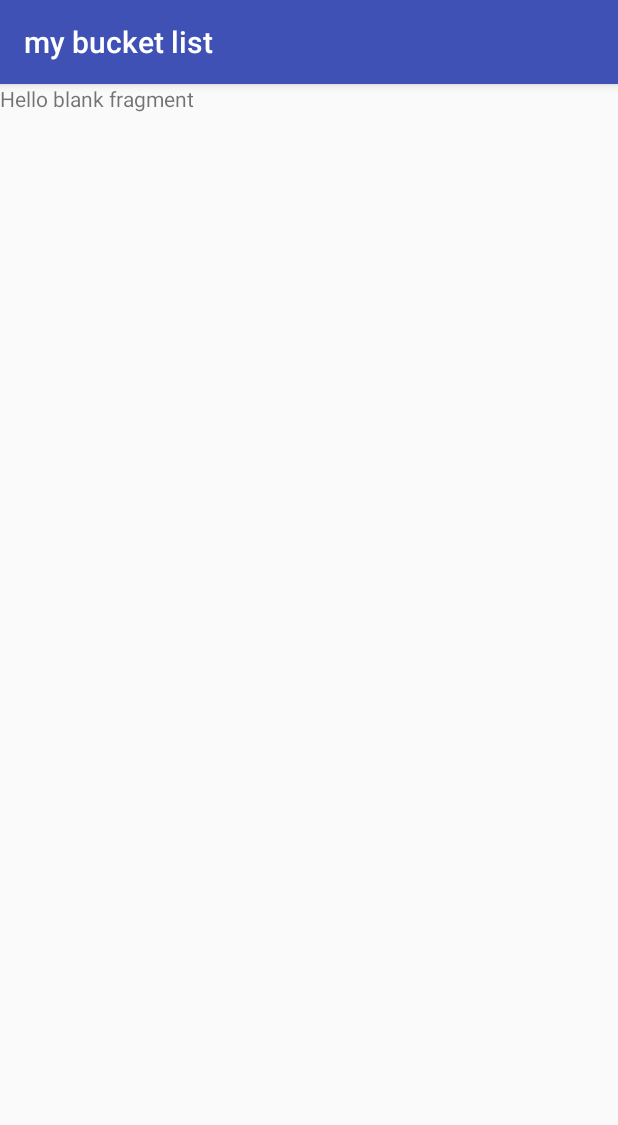
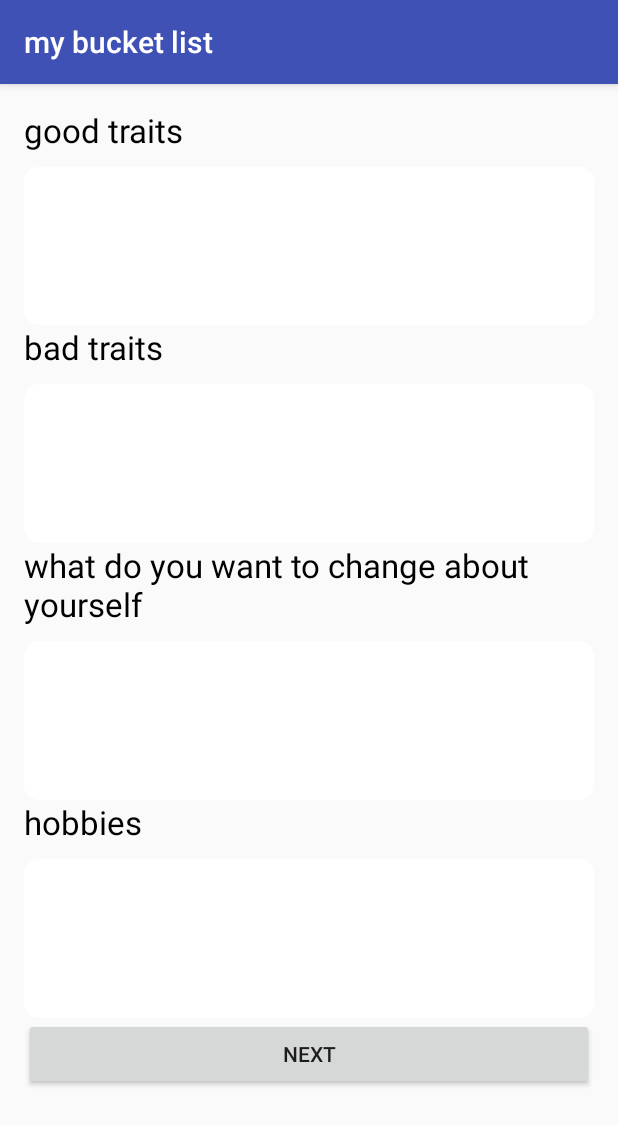
Before and after one commit to DevFest-Sfax-2016/ENIGMA, an Android app: the fragment ProfileFragment placed in its activity, on a phone screen of 412 x 824 dp. Shown: the top 1125 px of the screen. Run offline under Robolectric (Android 15) with nearby library versions, the phone set to English and light mode, and no system bars; our stand-ins replace Firebase (no records; nobody signed in at launch, a user with empty details on screens opened directly).

Commit message:
fixed submit

```diff
--- a/app/src/main/AndroidManifest.xml
+++ b/app/src/main/AndroidManifest.xml
@@ -24,7 +24,6 @@
             </intent-filter>
 
         </activity>
-        <activity android:name=".ProfileCompletion"></activity>
         <activity android:name=".PersonalityTest" />
         <activity
             android:name=".SignUp"
--- a/app/src/main/java/com/enigma/mybucketlist/Fragments/ProfileFragment.java
+++ b/app/src/main/java/com/enigma/mybucketlist/Fragments/ProfileFragment.java
@@ -6,14 +6,30 @@ import android.app.Fragment;
 import android.view.LayoutInflater;
 import android.view.View;
 import android.view.ViewGroup;
+import android.widget.Button;
+import android.widget.EditText;
 
+import com.enigma.mybucketlist.Profile;
 import com.enigma.mybucketlist.R;
+import com.google.firebase.auth.FirebaseAuth;
+import com.google.firebase.auth.FirebaseUser;
+import com.google.firebase.database.DatabaseReference;
+import com.google.firebase.database.FirebaseDatabase;
+import com.google.firebase.database.IgnoreExtraProperties;
+
+import java.io.Serializable;
 
 /**
  * A simple {@link Fragment} subclass.
  */
-public class ProfileFragment extends Fragment {
+@IgnoreExtraProperties
+public class ProfileFragment extends Fragment implements Serializable {
 
+
+    private String good,bad,change,hobbies;
+    private FirebaseDatabase database = FirebaseDatabase.getInstance();
+    private DatabaseReference myRef = database.getReference();
+    View mView;
 
     public ProfileFragment() {
         // Required empty public constructor
@@ -24,7 +40,33 @@ public class ProfileFragment extends Fragment {
     public View onCreateView(LayoutInflater inflater, ViewGroup container,
                              Bundle savedInstanceState) {
         // Inflate the layout for this fragment
-        return inflater.inflate(R.layout.fragment_profile, container, false);
+
+        mView =inflater.inflate(R.layout.activity_profile_completion, container, false);
+
+        FirebaseAuth firebaseAuth = FirebaseAuth.getInstance();
+        FirebaseUser firebaseUser = firebaseAuth.getCurrentUser();
+        final String id =  firebaseUser.getUid();
+
+
+        Button b = (Button) mView.findViewById(R.id.buttonNext);
+        b.setOnClickListener(new View.OnClickListener() {
+            @Override
+            public void onClick(View view) {
+                EditText txt = (EditText) mView.findViewById(R.id.editTextGoodTraits);
+                good = txt.getText().toString();
+                txt = (EditText) mView.findViewById(R.id.editTextBadTraits);
+                bad = txt.getText().toString();
+                txt = (EditText) mView.findViewById(R.id.editTextChange);
+                change = txt.getText().toString();
+                txt = (EditText) mView.findViewById(R.id.editTextHobbies);
+                hobbies = txt.getText().toString();
+                Profile profile = new Profile(id,good,bad,change,hobbies);
+                myRef.child("users").child(id).setValue(profile);
+
+
+            }
+        });
+        return mView;
     }
 
 }
--- a/app/src/main/java/com/enigma/mybucketlist/HomePage.java
+++ b/app/src/main/java/com/enigma/mybucketlist/HomePage.java
@@ -15,6 +15,8 @@ import com.enigma.mybucketlist.Fragments.ProfileFragment;
 import com.enigma.mybucketlist.Fragments.SearchFragment;
 import com.enigma.mybucketlist.Fragments.SubmitXPFragment;
 import com.enigma.mybucketlist.services.DataBaseAddClient;
+import com.google.firebase.auth.FirebaseAuth;
+import com.google.firebase.auth.FirebaseUser;
 
 import java.io.Serializable;
 
@@ -23,6 +25,7 @@ public class HomePage extends AppCompatActivity implements Serializable{
     private String[] array;
     private DrawerLayout mDrawerLayout;
     private ListView mDrawerList;
+    private FirebaseAuth mAuth;
 
 
     @Override
@@ -108,7 +111,8 @@ public class HomePage extends AppCompatActivity implements Serializable{
 
     }
     public void signOut(){
-
+        mAuth = FirebaseAuth.getInstance();
+        mAuth.signOut();
     }
 
 
--- a/app/src/main/res/layout/activity_profile_completion.xml
+++ b/app/src/main/res/layout/activity_profile_completion.xml
@@ -8,7 +8,7 @@
     android:paddingLeft="@dimen/activity_horizontal_margin"
     android:paddingRight="@dimen/activity_horizontal_margin"
     android:paddingTop="@dimen/activity_vertical_margin"
-    tools:context="com.enigma.mybucketlist.ProfileCompletion">
+    tools:context="com.enigma.mybucketlist.Fragments.ProfileFragment">
 
     <LinearLayout
         android:orientation="vertical"
```
Also changed, not shown: app/src/main/java/com/enigma/mybucketlist/LoginActivity.java (+6 -6 lines), app/src/main/java/com/enigma/mybucketlist/ProfileCompletion.java (deleted, +0 -52 lines).
